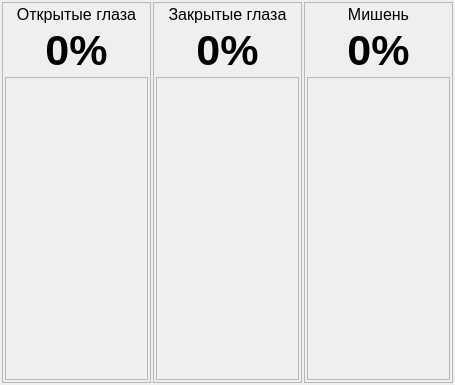
Above: metodics/stabtest/visualizators/dopuskwidget.ui from grigp/a-analyser before the change. Below: the same form after it.
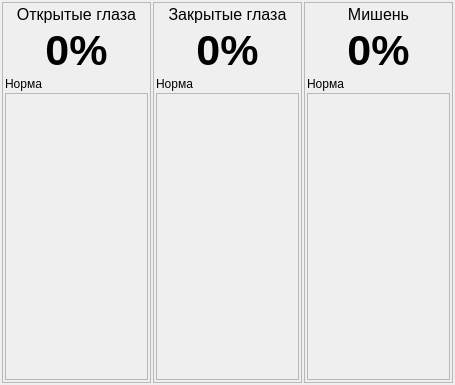
That is the form after the change.

Patch:
```diff
--- a/metodics/stabtest/visualizators/dopuskwidget.ui
+++ b/metodics/stabtest/visualizators/dopuskwidget.ui
@@ -98,6 +98,19 @@
         </property>
        </widget>
       </item>
+      <item>
+       <widget class="QLabel" name="lblOpenEyesNorm">
+        <property name="sizePolicy">
+         <sizepolicy hsizetype="Preferred" vsizetype="Fixed">
+          <horstretch>0</horstretch>
+          <verstretch>0</verstretch>
+         </sizepolicy>
+        </property>
+        <property name="text">
+         <string>Норма</string>
+        </property>
+       </widget>
+      </item>
       <item>
        <widget class="QFrame" name="frame">
         <property name="frameShape">
@@ -180,6 +193,19 @@
         </property>
        </widget>
       </item>
+      <item>
+       <widget class="QLabel" name="lblCloseEyesNorm">
+        <property name="sizePolicy">
+         <sizepolicy hsizetype="Preferred" vsizetype="Fixed">
+          <horstretch>0</horstretch>
+          <verstretch>0</verstretch>
+         </sizepolicy>
+        </property>
+        <property name="text">
+         <string>Норма</string>
+        </property>
+       </widget>
+      </item>
       <item>
        <widget class="QFrame" name="frame_2">
         <property name="frameShape">
@@ -262,6 +288,19 @@
         </property>
        </widget>
       </item>
+      <item>
+       <widget class="QLabel" name="lblTargetNorm">
+        <property name="sizePolicy">
+         <sizepolicy hsizetype="Preferred" vsizetype="Fixed">
+          <horstretch>0</horstretch>
+          <verstretch>0</verstretch>
+         </sizepolicy>
+        </property>
+        <property name="text">
+         <string>Норма</string>
+        </property>
+       </widget>
+      </item>
       <item>
        <widget class="QFrame" name="frame_3">
         <property name="frameShape">
```
